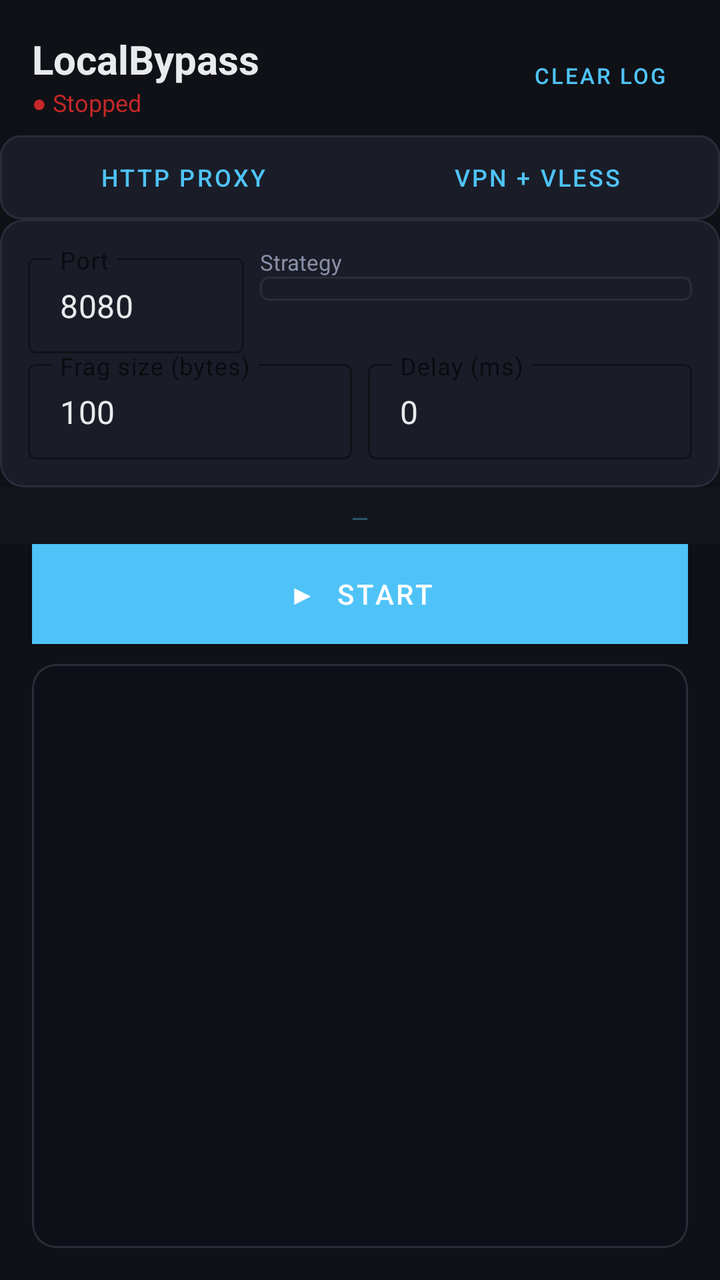
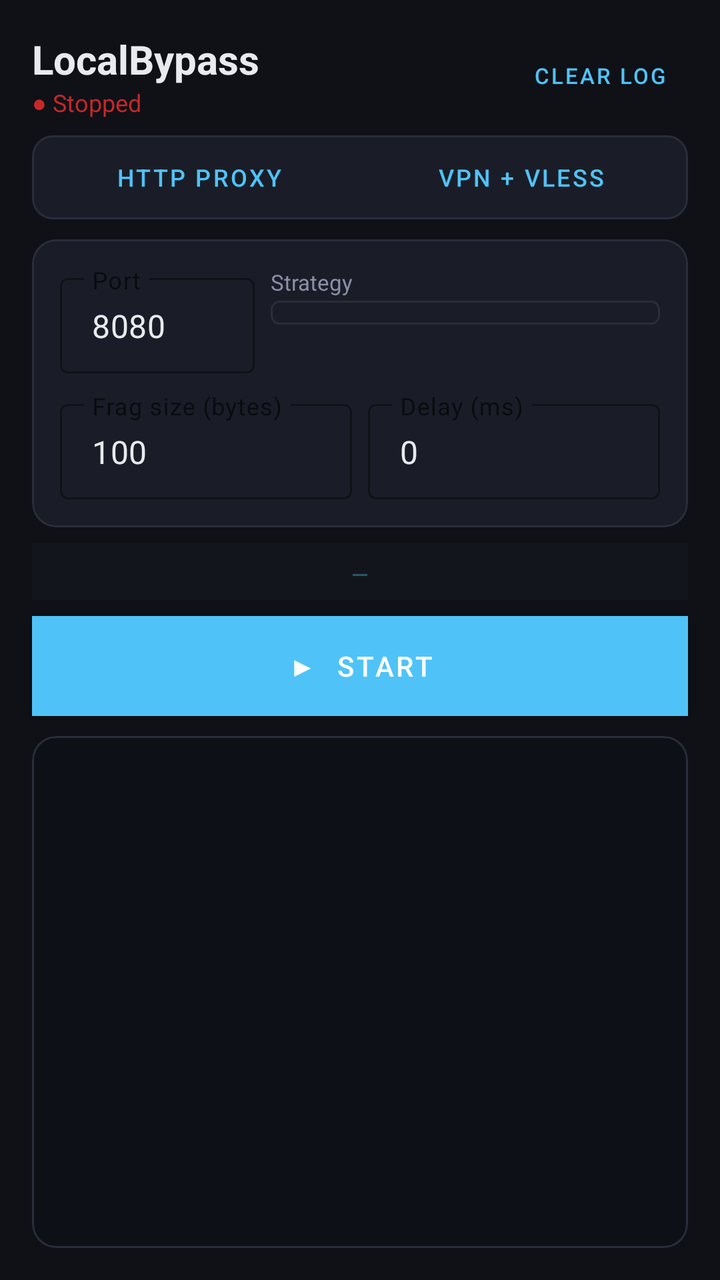

The first picture is an Android layout as it rendered before a commit; the second is the same layout after the commit. The layout source and the unified diff follow.
<!-- AndroidManifest.xml: application theme Theme.LocalBypass -->
<!-- res/layout/activity_main.xml -->
<?xml version="1.0" encoding="utf-8"?>
<LinearLayout xmlns:android="http://schemas.android.com/apk/res/android"
    xmlns:app="http://schemas.android.com/apk/res-auto"
    android:layout_width="match_parent"
    android:layout_height="match_parent"
    android:orientation="vertical"
    android:background="@color/bg">

    
    <LinearLayout
        android:layout_width="match_parent"
        android:layout_height="wrap_content"
        android:orientation="horizontal"
        android:paddingHorizontal="16dp"
        android:paddingTop="16dp"
        android:paddingBottom="8dp"
        android:gravity="center_vertical">

        <LinearLayout
            android:layout_width="0dp"
            android:layout_height="wrap_content"
            android:layout_weight="1"
            android:orientation="vertical">

            <TextView
                android:layout_width="wrap_content"
                android:layout_height="wrap_content"
                android:text="LocalBypass"
                android:textSize="20sp"
                android:textStyle="bold"
                android:textColor="@color/text_primary" />

            <TextView
                android:id="@+id/tvStatus"
                android:layout_width="wrap_content"
                android:layout_height="wrap_content"
                android:text="● Stopped"
                android:textSize="12sp"
                android:textColor="@color/stopped" />
        </LinearLayout>

        <Button
            android:id="@+id/btnClearLog"
            android:layout_width="wrap_content"
            android:layout_height="32dp"
            android:text="Clear log"
            android:textSize="11sp"
            android:paddingHorizontal="10dp"
            style="@style/Widget.MaterialComponents.Button.OutlinedButton"
            app:strokeColor="@color/border" />
    </LinearLayout>

    
    <LinearLayout
        android:layout_width="match_parent"
        android:layout_height="wrap_content"
        android:orientation="horizontal"
        android:marginHorizontal="16dp"
        android:marginBottom="10dp"
        android:background="@drawable/mode_toggle_bg"
        android:padding="3dp">

        <Button
            android:id="@+id/btnModeProxy"
            android:layout_width="0dp"
            android:layout_height="36dp"
            android:layout_weight="1"
            android:text="HTTP Proxy"
            android:textSize="12sp"
            android:backgroundTint="@null"
            style="@style/Widget.MaterialComponents.Button.TextButton" />

        <Button
            android:id="@+id/btnModeVpn"
            android:layout_width="0dp"
            android:layout_height="36dp"
            android:layout_weight="1"
            android:text="VPN + VLESS"
            android:textSize="12sp"
            android:backgroundTint="@null"
            style="@style/Widget.MaterialComponents.Button.TextButton" />
    </LinearLayout>

    
    <com.google.android.material.card.MaterialCardView
        android:id="@+id/cardProxySettings"
        android:layout_width="match_parent"
        android:layout_height="wrap_content"
        android:marginHorizontal="16dp"
        android:marginBottom="8dp"
        app:cardBackgroundColor="@color/surface"
        app:cardCornerRadius="12dp"
        app:cardElevation="0dp"
        app:strokeWidth="1dp"
        app:strokeColor="@color/border">

        <LinearLayout
            android:layout_width="match_parent"
            android:layout_height="wrap_content"
            android:orientation="vertical"
            android:padding="14dp">

            <LinearLayout
                android:layout_width="match_parent"
                android:layout_height="wrap_content"
                android:orientation="horizontal"
                android:marginBottom="10dp">

                <com.google.android.material.textfield.TextInputLayout
                    android:layout_width="0dp"
                    android:layout_height="wrap_content"
                    android:layout_weight="1"
                    android:layout_marginEnd="8dp"
                    android:hint="Port"
                    style="@style/Widget.MaterialComponents.TextInputLayout.OutlinedBox.Dense">
                    <com.google.android.material.textfield.TextInputEditText
                        android:id="@+id/etPort"
                        android:layout_width="match_parent"
                        android:layout_height="wrap_content"
                        android:inputType="number"
                        android:text="8080" />
                </com.google.android.material.textfield.TextInputLayout>

                <LinearLayout
                    android:layout_width="0dp"
                    android:layout_height="wrap_content"
                    android:layout_weight="2"
                    android:orientation="vertical">
                    <TextView
                        android:layout_width="wrap_content"
                        android:layout_height="wrap_content"
                        android:text="Strategy"
                        android:textSize="11sp"
                        android:textColor="@color/text_secondary"
                        android:marginBottom="2dp" />
                    <Spinner
                        android:id="@+id/spinnerStrategy"
                        android:layout_width="match_parent"
                        android:layout_height="wrap_content"
                        android:background="@drawable/spinner_bg"
                        android:paddingStart="8dp"
                        android:paddingEnd="8dp"
                        android:paddingTop="6dp"
                        android:paddingBottom="6dp" />
                </LinearLayout>
            </LinearLayout>

            <LinearLayout
                android:layout_width="match_parent"
                android:layout_height="wrap_content"
                android:orientation="horizontal">
                <com.google.android.material.textfield.TextInputLayout
                    android:layout_width="0dp"
                    android:layout_height="wrap_content"
                    android:layout_weight="1"
                    android:layout_marginEnd="8dp"
                    android:hint="Frag size (bytes)"
                    style="@style/Widget.MaterialComponents.TextInputLayout.OutlinedBox.Dense">
                    <com.google.android.material.textfield.TextInputEditText
                        android:id="@+id/etFragSize"
                        android:layout_width="match_parent"
                        android:layout_height="wrap_content"
                        android:inputType="number"
                        android:text="100" />
                </com.google.android.material.textfield.TextInputLayout>

                <com.google.android.material.textfield.TextInputLayout
                    android:layout_width="0dp"
                    android:layout_height="wrap_content"
                    android:layout_weight="1"
                    android:hint="Delay (ms)"
                    style="@style/Widget.MaterialComponents.TextInputLayout.OutlinedBox.Dense">
                    <com.google.android.material.textfield.TextInputEditText
                        android:id="@+id/etFragDelay"
                        android:layout_width="match_parent"
                        android:layout_height="wrap_content"
                        android:inputType="number"
                        android:text="0" />
                </com.google.android.material.textfield.TextInputLayout>
            </LinearLayout>
        </LinearLayout>
    </com.google.android.material.card.MaterialCardView>

    
    <com.google.android.material.card.MaterialCardView
        android:id="@+id/cardVpnSettings"
        android:layout_width="match_parent"
        android:layout_height="wrap_content"
        android:marginHorizontal="16dp"
        android:marginBottom="8dp"
        android:visibility="gone"
        app:cardBackgroundColor="@color/surface"
        app:cardCornerRadius="12dp"
        app:cardElevation="0dp"
        app:strokeWidth="1dp"
        app:strokeColor="@color/border">

        <LinearLayout
            android:layout_width="match_parent"
            android:layout_height="wrap_content"
            android:orientation="vertical"
            android:padding="14dp">

            
            <LinearLayout
                android:layout_width="match_parent"
                android:layout_height="wrap_content"
                android:orientation="horizontal"
                android:marginBottom="8dp">

                <com.google.android.material.textfield.TextInputLayout
                    android:layout_width="0dp"
                    android:layout_height="wrap_content"
                    android:layout_weight="1"
                    android:layout_marginEnd="8dp"
                    android:hint="vless://uuid@host:port?…"
                    style="@style/Widget.MaterialComponents.TextInputLayout.OutlinedBox.Dense">
                    <com.google.android.material.textfield.TextInputEditText
                        android:id="@+id/etVlessUrl"
                        android:layout_width="match_parent"
                        android:layout_height="wrap_content"
                        android:inputType="textUri"
                        android:fontFamily="monospace"
                        android:textSize="11sp" />
                </com.google.android.material.textfield.TextInputLayout>

                <Button
                    android:id="@+id/btnParseVless"
                    android:layout_width="wrap_content"
                    android:layout_height="wrap_content"
                    android:text="Check"
                    android:textSize="12sp"
                    style="@style/Widget.MaterialComponents.Button.OutlinedButton"
                    app:strokeColor="@color/accent" />
            </LinearLayout>

            
            <TextView
                android:id="@+id/tvVlessInfo"
                android:layout_width="match_parent"
                android:layout_height="wrap_content"
                android:text=""
                android:textSize="11sp"
                android:fontFamily="monospace"
                android:visibility="gone"
                android:marginBottom="4dp" />

            
            <TextView
                android:layout_width="match_parent"
                android:layout_height="wrap_content"
                android:text="Leave empty to use direct bypass (without server). With VLESS, ALL app traffic routes through your server — YouTube, Telegram, everything."
                android:textSize="11sp"
                android:textColor="@color/text_secondary"
                android:lineSpacingExtra="2dp" />
        </LinearLayout>
    </com.google.android.material.card.MaterialCardView>

    
    <TextView
        android:id="@+id/tvProxyAddress"
        android:layout_width="match_parent"
        android:layout_height="wrap_content"
        android:marginHorizontal="16dp"
        android:marginBottom="8dp"
        android:text="—"
        android:textSize="12sp"
        android:textColor="@color/accent"
        android:fontFamily="monospace"
        android:gravity="center"
        android:alpha="0.4"
        android:padding="6dp"
        android:background="@color/surface"
        android:clickable="true"
        android:focusable="true" />

    <TextView
        android:id="@+id/tvStats"
        android:layout_width="match_parent"
        android:layout_height="wrap_content"
        android:marginHorizontal="16dp"
        android:marginBottom="8dp"
        android:text=""
        android:textSize="12sp"
        android:textColor="@color/accent"
        android:fontFamily="monospace"
        android:gravity="center"
        android:padding="6dp"
        android:background="@color/surface"
        android:visibility="gone" />

    
    <Button
        android:id="@+id/btnStartStop"
        android:layout_width="match_parent"
        android:layout_height="50dp"
        android:layout_marginHorizontal="16dp"
        android:layout_marginBottom="10dp"
        android:text="▶  START"
        android:textSize="14sp"
        android:textColor="@color/white"
        android:backgroundTint="@null"
        android:background="@color/running"
        style="@style/Widget.MaterialComponents.Button" />

    
    <com.google.android.material.card.MaterialCardView
        android:layout_width="match_parent"
        android:layout_height="0dp"
        android:layout_weight="1"
        android:layout_marginHorizontal="16dp"
        android:layout_marginBottom="16dp"
        app:cardBackgroundColor="@color/log_bg"
        app:cardCornerRadius="12dp"
        app:cardElevation="0dp"
        app:strokeWidth="1dp"
        app:strokeColor="@color/border">

        <ScrollView
            android:id="@+id/scrollLog"
            android:layout_width="match_parent"
            android:layout_height="match_parent">

            <TextView
                android:id="@+id/tvLog"
                android:layout_width="match_parent"
                android:layout_height="wrap_content"
                android:text=""
                android:textSize="10sp"
                android:fontFamily="monospace"
                android:textColor="@color/log_text"
                android:padding="10dp"
                android:lineSpacingExtra="2dp" />
        </ScrollView>
    </com.google.android.material.card.MaterialCardView>

</LinearLayout>
<!-- resources referenced by this layout -->
<resources>
  <color name="accent">#4FC3F7</color>
  <color name="bg">#0F1117</color>
  <color name="border">#2A2D3A</color>
  <color name="log_bg">#0D1117</color>
  <color name="log_text">#A8B0C8</color>
  <color name="running">#2E7D32</color>
  <color name="stopped">#C62828</color>
  <color name="surface">#1A1D27</color>
  <color name="text_primary">#E8EAED</color>
  <color name="text_secondary">#8B8FA8</color>
  <color name="white">#FFFFFF</color>
  <!-- drawable mode_toggle_bg (drawable) -->
  <?xml version="1.0" encoding="utf-8"?>
  <shape xmlns:android="http://schemas.android.com/apk/res/android"
      android:shape="rectangle">
      <solid android:color="@color/surface" />
      <corners android:radius="10dp" />
      <stroke android:width="1dp" android:color="@color/border" />
  </shape>
  <!-- drawable spinner_bg (drawable) -->
  <?xml version="1.0" encoding="utf-8"?>
  <shape xmlns:android="http://schemas.android.com/apk/res/android"
      android:shape="rectangle">
      <stroke android:width="1dp" android:color="@color/border" />
      <corners android:radius="4dp" />
      <solid android:color="@color/surface" />
  </shape>
  <style name="Theme.LocalBypass" parent="Theme.MaterialComponents.DayNight.NoActionBar">
          <item name="colorPrimary">@color/accent</item>
          <item name="colorPrimaryVariant">@color/surface</item>
          <item name="colorOnPrimary">@color/white</item>
          <item name="colorSurface">@color/surface</item>
          <item name="android:windowBackground">@color/bg</item>
          <item name="android:statusBarColor">@color/bg</item>
          <item name="android:navigationBarColor">@color/bg</item>
          <item name="android:textColorPrimary">@color/text_primary</item>
          <item name="android:textColorSecondary">@color/text_secondary</item>
          <item name="android:editTextColor">@color/text_primary</item>
          <item name="editTextColor">@color/text_primary</item>
          <item name="boxStrokeColor">@color/border</item>
          <item name="hintTextColor">@color/text_secondary</item>
      </style>
</resources>

<!-- the commit's change to res/layout/activity_main.xml (unified diff, before → after) -->
@@ -11,7 +11,8 @@
         android:layout_width="match_parent"
         android:layout_height="wrap_content"
         android:orientation="horizontal"
-        android:paddingHorizontal="16dp"
+        android:paddingLeft="16dp"
+        android:paddingRight="16dp"
         android:paddingTop="16dp"
         android:paddingBottom="8dp"
         android:gravity="center_vertical">
@@ -45,7 +46,8 @@
             android:layout_height="32dp"
             android:text="Clear log"
             android:textSize="11sp"
-            android:paddingHorizontal="10dp"
+            android:paddingLeft="10dp"
+            android:paddingRight="10dp"
             style="@style/Widget.MaterialComponents.Button.OutlinedButton"
             app:strokeColor="@color/border" />
     </LinearLayout>
@@ -54,9 +56,10 @@
     <LinearLayout
         android:layout_width="match_parent"
         android:layout_height="wrap_content"
+        android:layout_marginLeft="16dp"
+        android:layout_marginRight="16dp"
+        android:layout_marginBottom="10dp"
         android:orientation="horizontal"
-        android:marginHorizontal="16dp"
-        android:marginBottom="10dp"
         android:background="@drawable/mode_toggle_bg"
         android:padding="3dp">
 
@@ -86,8 +89,9 @@
         android:id="@+id/cardProxySettings"
         android:layout_width="match_parent"
         android:layout_height="wrap_content"
-        android:marginHorizontal="16dp"
-        android:marginBottom="8dp"
+        android:layout_marginLeft="16dp"
+        android:layout_marginRight="16dp"
+        android:layout_marginBottom="8dp"
         app:cardBackgroundColor="@color/surface"
         app:cardCornerRadius="12dp"
         app:cardElevation="0dp"
@@ -104,7 +108,7 @@
                 android:layout_width="match_parent"
                 android:layout_height="wrap_content"
                 android:orientation="horizontal"
-                android:marginBottom="10dp">
+                android:layout_marginBottom="10dp">
 
                 <com.google.android.material.textfield.TextInputLayout
                     android:layout_width="0dp"
@@ -132,7 +136,7 @@
                         android:text="Strategy"
                         android:textSize="11sp"
                         android:textColor="@color/text_secondary"
-                        android:marginBottom="2dp" />
+                        android:layout_marginBottom="2dp" />
                     <Spinner
                         android:id="@+id/spinnerStrategy"
                         android:layout_width="match_parent"
@@ -186,8 +190,9 @@
         android:id="@+id/cardVpnSettings"
         android:layout_width="match_parent"
         android:layout_height="wrap_content"
-        android:marginHorizontal="16dp"
-        android:marginBottom="8dp"
+        android:layout_marginLeft="16dp"
+        android:layout_marginRight="16dp"
+        android:layout_marginBottom="8dp"
         android:visibility="gone"
         app:cardBackgroundColor="@color/surface"
         app:cardCornerRadius="12dp"
@@ -201,12 +206,11 @@
             android:orientation="vertical"
             android:padding="14dp">
 
-            
             <LinearLayout
                 android:layout_width="match_parent"
                 android:layout_height="wrap_content"
                 android:orientation="horizontal"
-                android:marginBottom="8dp">
+                android:layout_marginBottom="8dp">
 
                 <com.google.android.material.textfield.TextInputLayout
                     android:layout_width="0dp"
@@ -234,7 +238,6 @@
                     app:strokeColor="@color/accent" />
             </LinearLayout>
 
-            
             <TextView
                 android:id="@+id/tvVlessInfo"
                 android:layout_width="match_parent"
@@ -243,13 +246,12 @@
                 android:textSize="11sp"
                 android:fontFamily="monospace"
                 android:visibility="gone"
-                android:marginBottom="4dp" />
-
-            
-            <TextView
-                android:layout_width="match_parent"
-                android:layout_height="wrap_content"
-                android:text="Leave empty to use direct bypass (without server). With VLESS, ALL app traffic routes through your server — YouTube, Telegram, everything."
+                android:layout_marginBottom="6dp" />
+
+            <TextView
+                android:layout_width="match_parent"
+                android:layout_height="wrap_content"
+                android:text="Leave empty to run direct bypass. With VLESS all traffic (YouTube, Telegram, etc.) routes through your server."
                 android:textSize="11sp"
                 android:textColor="@color/text_secondary"
                 android:lineSpacingExtra="2dp" />
@@ -261,8 +263,9 @@
         android:id="@+id/tvProxyAddress"
         android:layout_width="match_parent"
         android:layout_height="wrap_content"
-        android:marginHorizontal="16dp"
-        android:marginBottom="8dp"
+        android:layout_marginLeft="16dp"
+        android:layout_marginRight="16dp"
+        android:layout_marginBottom="8dp"
         android:text="—"
         android:textSize="12sp"
         android:textColor="@color/accent"
@@ -274,12 +277,14 @@
         android:clickable="true"
         android:focusable="true" />
 
+    
     <TextView
         android:id="@+id/tvStats"
         android:layout_width="match_parent"
         android:layout_height="wrap_content"
-        android:marginHorizontal="16dp"
-        android:marginBottom="8dp"
+        android:layout_marginLeft="16dp"
+        android:layout_marginRight="16dp"
+        android:layout_marginBottom="8dp"
         android:text=""
         android:textSize="12sp"
         android:textColor="@color/accent"
@@ -294,7 +299,8 @@
         android:id="@+id/btnStartStop"
         android:layout_width="match_parent"
         android:layout_height="50dp"
-        android:layout_marginHorizontal="16dp"
+        android:layout_marginLeft="16dp"
+        android:layout_marginRight="16dp"
         android:layout_marginBottom="10dp"
         android:text="▶  START"
         android:textSize="14sp"
@@ -308,7 +314,8 @@
         android:layout_width="match_parent"
         android:layout_height="0dp"
         android:layout_weight="1"
-        android:layout_marginHorizontal="16dp"
+        android:layout_marginLeft="16dp"
+        android:layout_marginRight="16dp"
         android:layout_marginBottom="16dp"
         app:cardBackgroundColor="@color/log_bg"
         app:cardCornerRadius="12dp"
